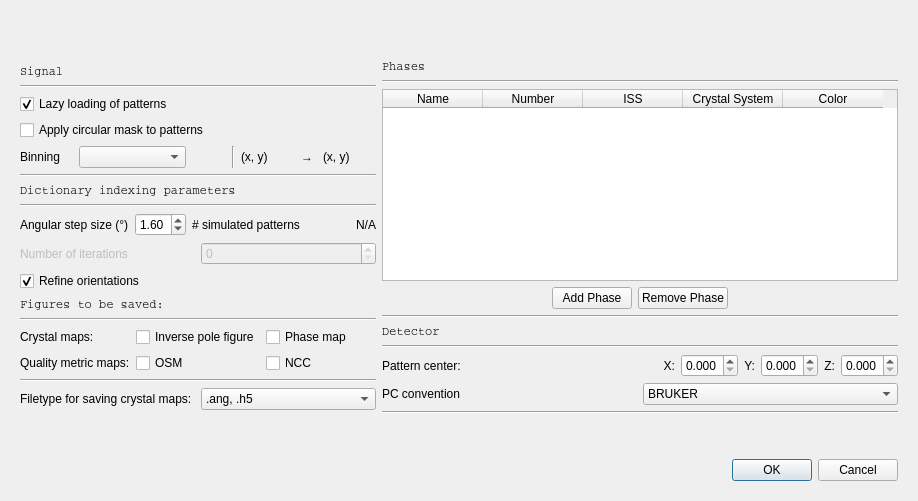
The window that ui/di_setup.ui (EBSP-Indexer/EBSP-Indexer) describes before a commit, drawn with Qt 5.
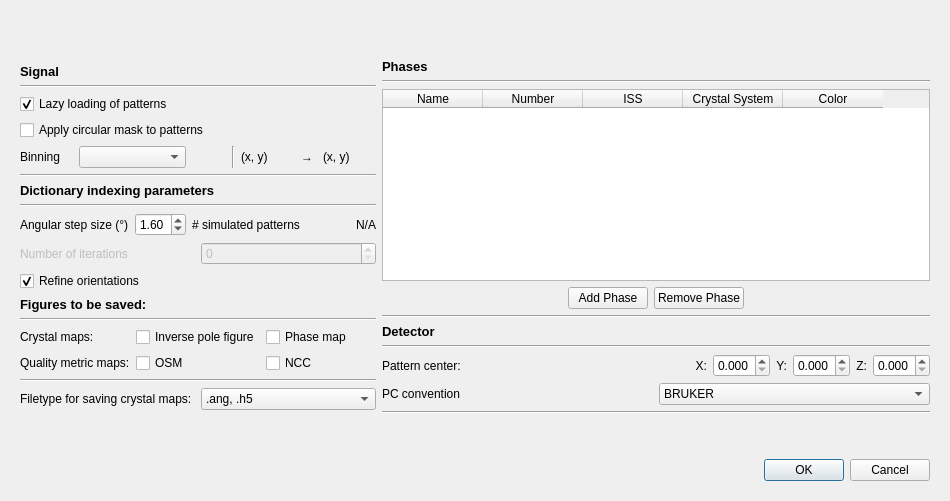
The same window after the commit.

Diff of the .ui file:
```diff
--- a/ui/di_setup.ui
+++ b/ui/di_setup.ui
@@ -6,7 +6,7 @@
    <rect>
     <x>0</x>
     <y>0</y>
-    <width>918</width>
+    <width>950</width>
     <height>501</height>
    </rect>
   </property>
@@ -41,7 +41,9 @@
            <widget class="QLabel" name="label_9">
             <property name="font">
              <font>
-              <family>Courier</family>
+              <pointsize>10</pointsize>
+              <weight>75</weight>
+              <bold>true</bold>
              </font>
             </property>
             <property name="text">
@@ -161,7 +163,9 @@
            <widget class="QLabel" name="label_16">
             <property name="font">
              <font>
-              <family>Courier</family>
+              <pointsize>10</pointsize>
+              <weight>75</weight>
+              <bold>true</bold>
              </font>
             </property>
             <property name="text">
@@ -338,7 +342,9 @@
            <widget class="QLabel" name="label">
             <property name="font">
              <font>
-              <family>Courier</family>
+              <pointsize>10</pointsize>
+              <weight>75</weight>
+              <bold>true</bold>
              </font>
             </property>
             <property name="text">
@@ -446,7 +452,9 @@
            <widget class="QLabel" name="label_6">
             <property name="font">
              <font>
-              <family>Courier</family>
+              <pointsize>10</pointsize>
+              <weight>75</weight>
+              <bold>true</bold>
              </font>
             </property>
             <property name="text">
@@ -589,7 +597,9 @@
            <widget class="QLabel" name="label_15">
             <property name="font">
              <font>
-              <family>Courier</family>
+              <pointsize>10</pointsize>
+              <weight>75</weight>
+              <bold>true</bold>
              </font>
             </property>
             <property name="text">
```
